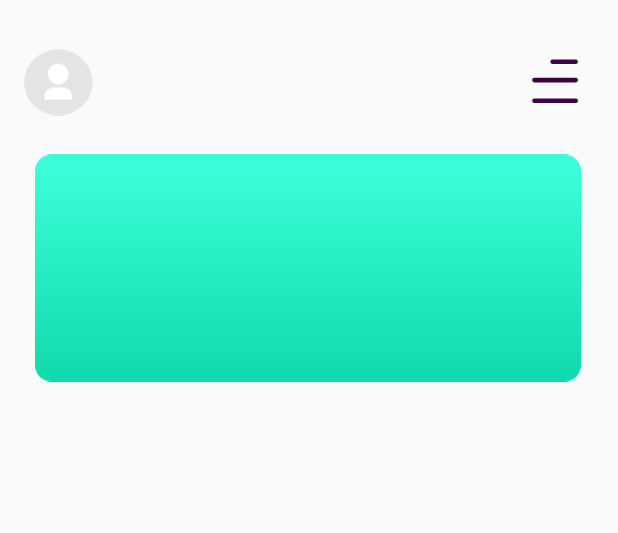
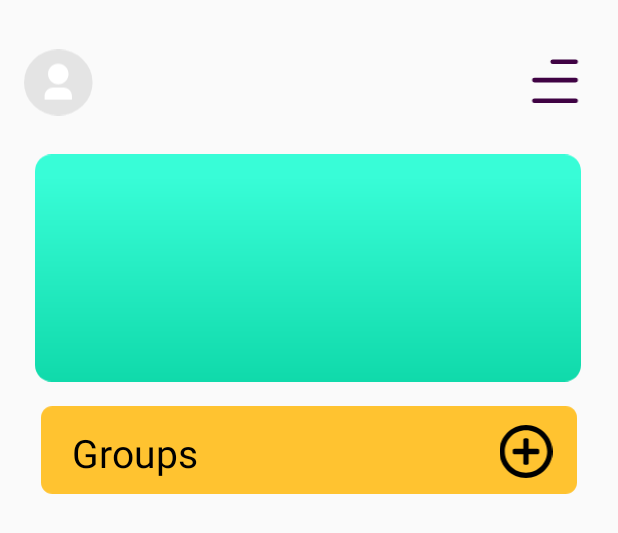
Before and after one commit to soumen974/CashSlash, an Android app: the layout homegroup.xml on its own in the app's theme, with its tools: preview values and no code run, on a phone screen of 412 x 824 dp. Shown: the top 533 px of the screen. Run offline under Robolectric (Android 15) with nearby library versions, the phone set to English and light mode, and no system bars; Roboto replaces fonts that are not available here.

Commit message:
home page -group making on

```diff
--- /dev/null
+++ b/app/src/main/res/drawable/groupmenberadding.xml
@@ -0,0 +1,9 @@
+<vector xmlns:android="http://schemas.android.com/apk/res/android"
+    android:width="25dp"
+    android:height="25dp"
+    android:viewportWidth="25"
+    android:viewportHeight="25">
+  <path
+      android:pathData="M11.25,11.25V7.083C11.25,6.623 11.623,6.25 12.083,6.25H12.917C13.377,6.25 13.75,6.623 13.75,7.083V11.25H17.917C18.377,11.25 18.75,11.623 18.75,12.083V12.917C18.75,13.377 18.377,13.75 17.917,13.75H13.75V17.917C13.75,18.377 13.377,18.75 12.917,18.75H12.083C11.623,18.75 11.25,18.377 11.25,17.917V13.75H7.083C6.623,13.75 6.25,13.377 6.25,12.917V12.083C6.25,11.623 6.623,11.25 7.083,11.25H11.25ZM12.5,25C5.596,25 0,19.403 0,12.5C0,5.596 5.596,0 12.5,0C19.403,0 25,5.596 25,12.5C25,19.403 19.403,25 12.5,25ZM12.5,22.5C18.023,22.5 22.5,18.023 22.5,12.5C22.5,6.977 18.023,2.5 12.5,2.5C6.977,2.5 2.5,6.977 2.5,12.5C2.5,18.023 6.977,22.5 12.5,22.5Z"
+      android:fillColor="#000000"/>
+</vector>
--- /dev/null
+++ b/app/src/main/res/drawable/homegroupyellowbar.xml
@@ -0,0 +1,10 @@
+<vector xmlns:android="http://schemas.android.com/apk/res/android"
+    android:width="330dp"
+    android:height="54dp"
+    android:viewportWidth="330"
+    android:viewportHeight="54">
+  <path
+      android:pathData="M7,0L323,0A7,7 0,0 1,330 7L330,47A7,7 0,0 1,323 54L7,54A7,7 0,0 1,0 47L0,7A7,7 0,0 1,7 0z"
+      android:fillColor="#FFBF23"
+      android:fillAlpha="0.94"/>
+</vector>
--- a/app/src/main/res/layout/homegroup.xml
+++ b/app/src/main/res/layout/homegroup.xml
@@ -40,4 +40,41 @@
         app:layout_constraintTop_toTopOf="parent"
         app:layout_constraintVertical_bias="0.119"
         app:srcCompat="@drawable/homegroup_liniearback" />
+
+    <ImageView
+        android:id="@+id/imageView4"
+        android:layout_width="357dp"
+        android:layout_height="61dp"
+        app:layout_constraintBottom_toBottomOf="parent"
+        app:layout_constraintEnd_toEndOf="parent"
+        app:layout_constraintStart_toStartOf="parent"
+        app:layout_constraintTop_toTopOf="parent"
+        app:layout_constraintVertical_bias="0.353"
+        app:srcCompat="@drawable/homegroupyellowbar" />
+
+    <ImageView
+        android:id="@+id/imageView5"
+        android:layout_width="36dp"
+        android:layout_height="35dp"
+        app:layout_constraintBottom_toBottomOf="parent"
+        app:layout_constraintEnd_toEndOf="parent"
+        app:layout_constraintHorizontal_bias="0.885"
+        app:layout_constraintStart_toStartOf="parent"
+        app:layout_constraintTop_toTopOf="parent"
+        app:layout_constraintVertical_bias="0.359"
+        app:srcCompat="@drawable/groupmenberadding" />
+
+    <TextView
+        android:id="@+id/textView9"
+        android:layout_width="wrap_content"
+        android:layout_height="wrap_content"
+        android:text="Groups"
+        android:textColor="#000000"
+        android:textSize="26sp"
+        app:layout_constraintBottom_toBottomOf="parent"
+        app:layout_constraintEnd_toEndOf="parent"
+        app:layout_constraintHorizontal_bias="0.146"
+        app:layout_constraintStart_toStartOf="parent"
+        app:layout_constraintTop_toTopOf="parent"
+        app:layout_constraintVertical_bias="0.36" />
 </androidx.constraintlayout.widget.ConstraintLayout>
```
